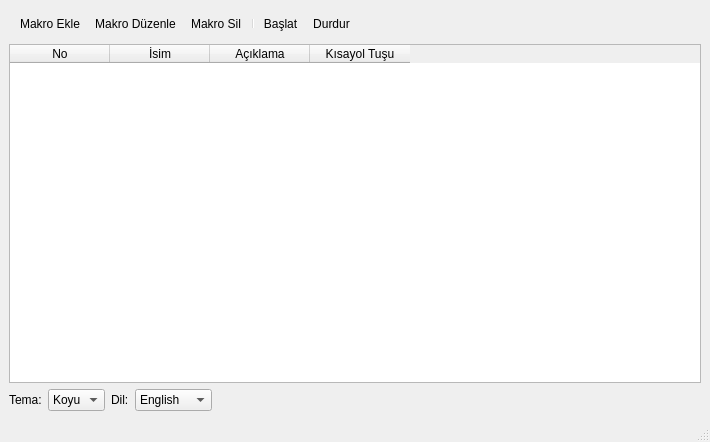
Old version of the form mainwindow.ui in the repository ilpenSE/autoclicker.
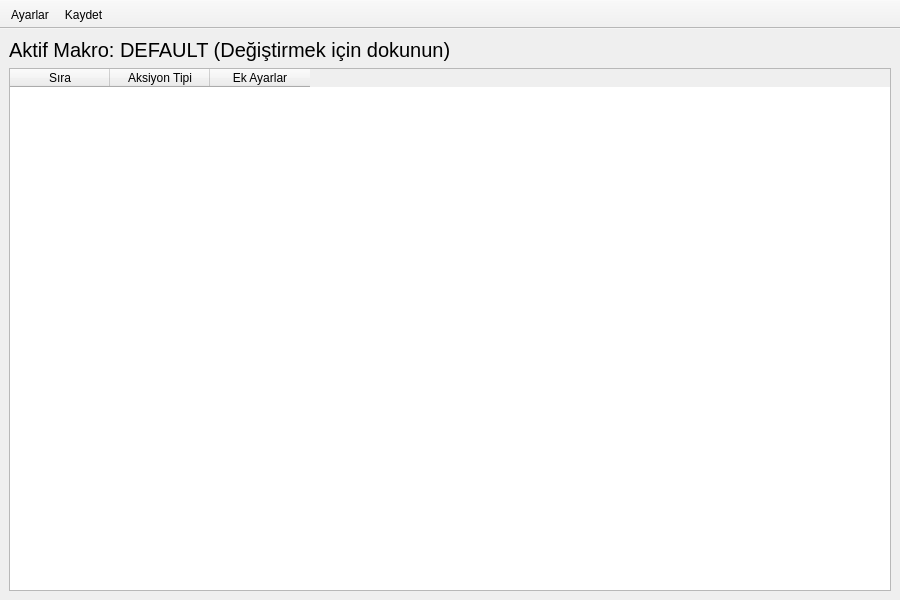
New version of the form. Icons and pictures are not drawn.

Commit message: Macro management system added, new UIs added, theme manager fixes

```diff
--- a/mainwindow.ui
+++ b/mainwindow.ui
@@ -6,111 +6,27 @@
    <rect>
     <x>0</x>
     <y>0</y>
-    <width>710</width>
-    <height>442</height>
+    <width>900</width>
+    <height>600</height>
    </rect>
   </property>
   <property name="windowTitle">
    <string>Auto Clicker</string>
   </property>
   <widget class="QWidget" name="centralwidget">
-   <layout class="QVBoxLayout" name="verticalLayout">
+   <layout class="QVBoxLayout" name="verticalLayout" stretch="0,1">
     <item>
-     <widget class="QToolBar" name="toolBar">
-      <property name="movable">
-       <bool>false</bool>
-      </property>
-      <addaction name="actionAddMacro"/>
-      <addaction name="actionEditMacro"/>
-      <addaction name="actionDeleteMacro"/>
-      <addaction name="separator"/>
-      <addaction name="actionStart"/>
-      <addaction name="actionStop"/>
-     </widget>
-    </item>
-    <item>
-     <widget class="QTableWidget" name="tableMacros">
-      <column>
-       <property name="text">
-        <string>No</string>
-       </property>
-      </column>
-      <column>
-       <property name="text">
-        <string>İsim</string>
-       </property>
-      </column>
-      <column>
-       <property name="text">
-        <string>Açıklama</string>
-       </property>
-      </column>
-      <column>
-       <property name="text">
-        <string>Kısayol Tuşu</string>
-       </property>
-      </column>
-     </widget>
-    </item>
-    <item>
-     <layout class="QHBoxLayout" name="layoutBottom">
+     <layout class="QHBoxLayout" name="activeMacroLayout">
       <item>
-       <widget class="QLabel" name="labelTheme">
-        <property name="text">
-         <string>Tema:</string>
+       <widget class="QLabel" name="labelActiveMacro">
+        <property name="styleSheet">
+         <string notr="true">font-size: 20px;</string>
         </property>
-       </widget>
-      </item>
-      <item>
-       <widget class="QComboBox" name="themeBox">
-        <item>
-         <property name="text">
-          <string>Koyu</string>
-         </property>
-        </item>
-        <item>
-         <property name="text">
-          <string>Açık</string>
-         </property>
-        </item>
-       </widget>
-      </item>
-      <item>
-       <widget class="QLabel" name="labelLang">
         <property name="text">
-         <string>Dil:</string>
+         <string>Aktif Makro: DEFAULT (Değiştirmek için dokunun)</string>
         </property>
        </widget>
       </item>
-      <item>
-       <widget class="QComboBox" name="langBox">
-        <item>
-         <property name="text">
-          <string>English</string>
-         </property>
-        </item>
-        <item>
-         <property name="text">
-          <string>Türkçe</string>
-         </property>
-        </item>
-        <item>
-         <property name="text">
-          <string>Deutsch</string>
-         </property>
-        </item>
-        <item>
-         <property name="text">
-          <string>Français</string>
-         </property>
-        </item>
-        <item>
-         <property name="text">
-          <string>Italiano</string>
-         </property>
-        </item>
-       </widget>
-      </item>
       <item>
        <spacer name="horizontalSpacer">
         <property name="orientation">
@@ -118,60 +34,70 @@
         </property>
         <property name="sizeHint" stdset="0">
          <size>
-          <width>0</width>
-          <height>0</height>
+          <width>40</width>
+          <height>20</height>
          </size>
         </property>
        </spacer>
       </item>
      </layout>
     </item>
+    <item>
+     <widget class="QTableWidget" name="actionsTable">
+      <column>
+       <property name="text">
+        <string>Sıra</string>
+       </property>
+      </column>
+      <column>
+       <property name="text">
+        <string>Aksiyon Tipi</string>
+       </property>
+      </column>
+      <column>
+       <property name="text">
+        <string>Ek Ayarlar</string>
+       </property>
+      </column>
+     </widget>
+    </item>
    </layout>
   </widget>
-  <widget class="QStatusBar" name="statusbar"/>
-  <action name="actionAddMacro">
-   <property name="icon">
-    <iconset resource="icons.qrc">
-     <normaloff>:/assets/icons/add.svg</normaloff>:/assets/icons/add.svg</iconset>
+  <widget class="QToolBar" name="mainToolBar">
+   <property name="layoutDirection">
+    <enum>Qt::LayoutDirection::LeftToRight</enum>
    </property>
-   <property name="text">
-    <string>Makro Ekle</string>
+   <property name="movable">
+    <bool>false</bool>
    </property>
-  </action>
-  <action name="actionEditMacro">
+   <attribute name="toolBarArea">
+    <enum>TopToolBarArea</enum>
+   </attribute>
+   <attribute name="toolBarBreak">
+    <bool>false</bool>
+   </attribute>
+   <addaction name="actionSettings"/>
+   <addaction name="actionSave"/>
+  </widget>
+  <action name="actionSave">
    <property name="icon">
     <iconset resource="icons.qrc">
-     <normaloff>:/assets/icons/edit.svg</normaloff>:/assets/icons/edit.svg</iconset>
+     <normaloff>:/assets/icons/save.svg</normaloff>:/assets/icons/save.svg</iconset>
    </property>
    <property name="text">
-    <string>Makro Düzenle</string>
+    <string>Kaydet</string>
    </property>
-  </action>
-  <action name="actionDeleteMacro">
-   <property name="icon">
-    <iconset resource="icons.qrc">
-     <normaloff>:/assets/icons/delete.svg</normaloff>:/assets/icons/delete.svg</iconset>
+   <property name="shortcut">
+    <string>Ctrl+S</string>
    </property>
-   <property name="text">
-    <string>Makro Sil</string>
-   </property>
   </action>
-  <action name="actionStart">
+  <action name="actionSettings">
    <property name="icon">
     <iconset resource="icons.qrc">
-     <normaloff>:/assets/icons/play.svg</normaloff>:/assets/icons/play.svg</iconset>
+     <normaloff>:/assets/icons/settings.svg</normaloff>:/assets/icons/settings.svg</iconset>
    </property>
    <property name="text">
-    <string>Başlat</string>
-   </property>
-  </action>
-  <action name="actionStop">
-   <property name="icon">
-    <iconset resource="icons.qrc">
-     <normaloff>:/assets/icons/stop.svg</normaloff>:/assets/icons/stop.svg</iconset>
-   </property>
-   <property name="text">
-    <string>Durdur</string>
+    <string>Ayarlar</string>
    </property>
   </action>
  </widget>
```
The commit also changes 28 other files.
